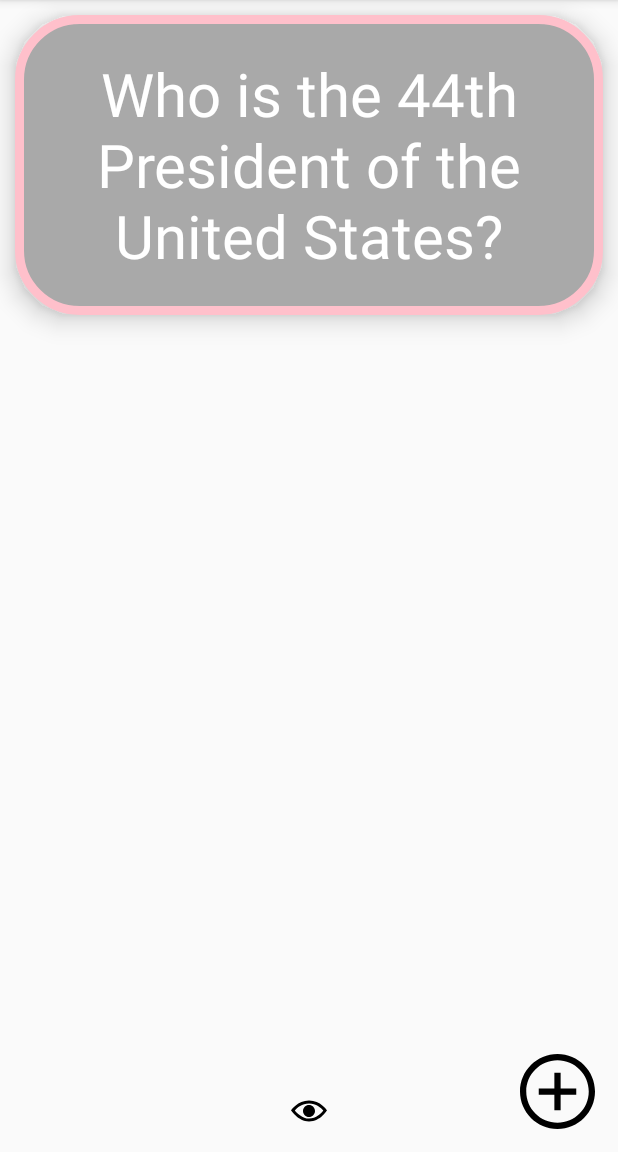
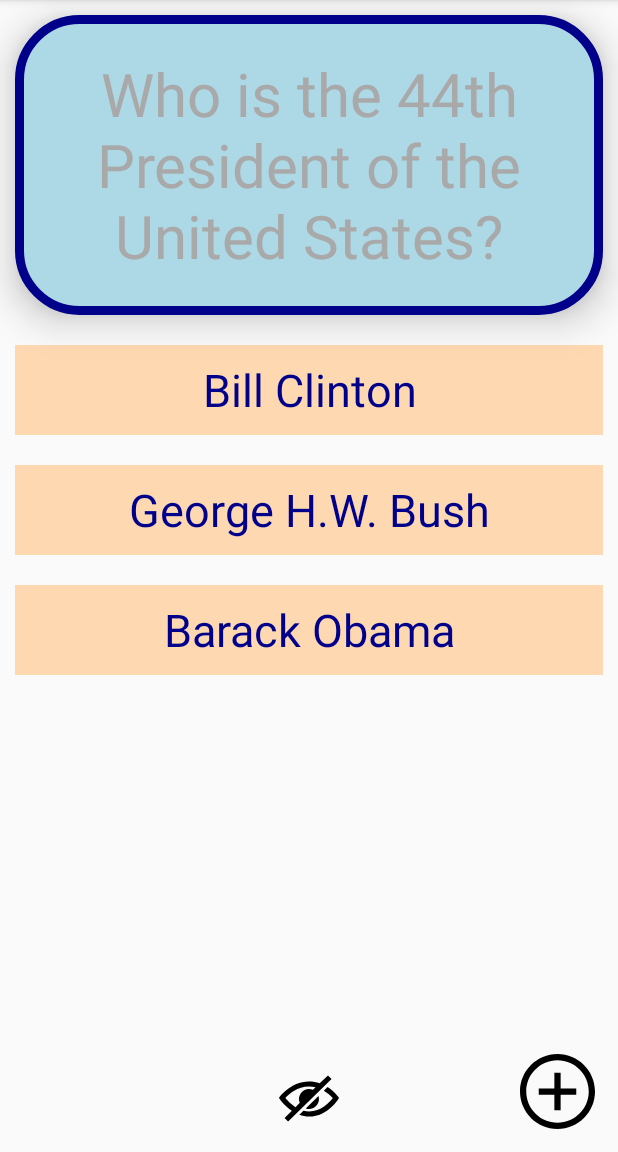
Before and after one commit to tanggrace/Flashcard, an Android app: the screen it shows after launch (MainActivity), on a phone screen of 412 x 824 dp, the part 84-1236 px from its top. Run offline under Robolectric (Android 15) with nearby library versions, the phone set to English and light mode, and no system bars.

Commit message:
Add selectable multiple choice answers beneath the card.

```diff
--- a/app/src/main/java/com/example/grace/flashcard/MainActivity.java
+++ b/app/src/main/java/com/example/grace/flashcard/MainActivity.java
@@ -3,6 +3,7 @@ package com.example.grace.flashcard;
 import android.content.Intent;
 import android.os.Bundle;
 import android.view.View;
+import android.widget.ImageView;
 import android.widget.TextView;
 
 import androidx.appcompat.app.AppCompatActivity;
@@ -10,6 +11,8 @@ import androidx.appcompat.app.AppCompatActivity;
 public class MainActivity extends AppCompatActivity {
 
     private static final int ADD_CARD_REQUEST_CODE = 100;
+
+    private static boolean isShowingAnswers;
 
     @Override
     protected void onCreate(Bundle savedInstanceState) {
@@ -32,7 +35,48 @@ public class MainActivity extends AppCompatActivity {
             }
         });
 
-        // eye visible/invisible stuff
+        findViewById(R.id.answer1).setOnClickListener(new View.OnClickListener() {
+            @Override
+            public void onClick(View v) {
+                findViewById(R.id.answer1).setBackgroundColor(getResources().getColor(R.color.salmon, null));
+                findViewById(R.id.answer3).setBackgroundColor(getResources().getColor(R.color.limeGreen, null));
+            }
+        });
+
+        findViewById(R.id.answer2).setOnClickListener(new View.OnClickListener() {
+            @Override
+            public void onClick(View v) {
+                findViewById(R.id.answer2).setBackgroundColor(getResources().getColor(R.color.salmon, null));
+                findViewById(R.id.answer3).setBackgroundColor(getResources().getColor(R.color.limeGreen, null));
+            }
+        });
+
+        findViewById(R.id.answer3).setOnClickListener(new View.OnClickListener() {
+            @Override
+            public void onClick(View v) {
+                findViewById(R.id.answer3).setBackgroundColor(getResources().getColor(R.color.limeGreen, null));
+            }
+        });
+
+        isShowingAnswers = true;
+        findViewById(R.id.toggle_choices_visibility).setOnClickListener(new View.OnClickListener() {
+            @Override
+            public void onClick(View v) {
+                if(isShowingAnswers) {
+                    ((ImageView) findViewById(R.id.toggle_choices_visibility)).setImageResource(R.drawable.show_icon);
+                    findViewById(R.id.answer1).setVisibility(View.INVISIBLE);
+                    findViewById(R.id.answer2).setVisibility(View.INVISIBLE);
+                    findViewById(R.id.answer3).setVisibility(View.INVISIBLE);
+                    isShowingAnswers = false;
+                } else {
+                    ((ImageView) findViewById(R.id.toggle_choices_visibility)).setImageResource(R.drawable.hide_icon);
+                    findViewById(R.id.answer1).setVisibility(View.VISIBLE);
+                    findViewById(R.id.answer2).setVisibility(View.VISIBLE);
+                    findViewById(R.id.answer3).setVisibility(View.VISIBLE);
+                    isShowingAnswers = true;
+                }
+            }
+        });
 
         findViewById(R.id.add_button).setOnClickListener(new View.OnClickListener() {
             @Override
--- a/app/src/main/res/drawable/card_background.xml
+++ b/app/src/main/res/drawable/card_background.xml
@@ -4,6 +4,6 @@
     <corners android:radius="40dp" />
     <stroke
         android:width="6dp"
-        android:color="@color/pink" />
-    <solid android:color="@color/darkGray" />
+        android:color="@color/darkBlue" />
+    <solid android:color="@color/lightBlue" />
 </shape>
--- a/app/src/main/res/drawable/card_background_rev.xml
+++ b/app/src/main/res/drawable/card_background_comp.xml
@@ -4,6 +4,6 @@
     <corners android:radius="40dp" />
     <stroke
         android:width="6dp"
-        android:color="@color/darkGray" />
-    <solid android:color="@color/pink" />
+        android:color="@color/lightBlue" />
+    <solid android:color="@color/darkBlue" />
 </shape>
--- a/app/src/main/res/layout/activity_add_card.xml
+++ b/app/src/main/res/layout/activity_add_card.xml
@@ -12,7 +12,7 @@
         android:layout_width="50dp"
         android:layout_height="50dp"
         android:layout_alignParentBottom="true"
-        android:layout_alignParentRight="true"
+        android:layout_alignParentEnd="true"
         android:layout_margin="15dp" />
 
     <EditText
@@ -36,7 +36,7 @@
         android:layout_width="50dp"
         android:layout_height="50dp"
         android:layout_alignParentBottom="true"
-        android:layout_alignParentLeft="true"
+        android:layout_alignParentStart="true"
         android:layout_margin="15dp" />
 
 </RelativeLayout>
--- a/app/src/main/res/layout/activity_main.xml
+++ b/app/src/main/res/layout/activity_main.xml
@@ -13,10 +13,10 @@
         android:layout_margin="10dp"
         android:textSize="40sp"
         android:gravity="center"
-        android:text="@string/question"
+        android:text="@string/flashcard_question"
         android:background="@drawable/card_background"
-        android:textColor="@color/white"
-        android:elevation="10dp" />
+        android:textColor="@color/darkGray"
+        android:elevation="15dp" />
 
     <TextView
         android:id="@+id/flashcard_answer"
@@ -25,29 +25,56 @@
         android:layout_margin="10dp"
         android:textSize="40sp"
         android:gravity="center"
-        android:text="@string/answer"
+        android:text="@string/flashcard_answer"
         android:visibility="invisible"
-        android:background="@drawable/card_background_rev"
-        android:textColor="@color/white"/>
+        android:background="@drawable/card_background_comp"
+        android:textColor="@color/darkGray"
+        android:elevation="15dp" />
+
+    <TextView
+        android:id="@+id/answer1"
+        android:layout_width="match_parent"
+        android:layout_height="60dp"
+        android:layout_margin="10dp"
+        android:layout_below="@id/flashcard_answer"
+        android:textSize="30sp"
+        android:gravity="center"
+        android:text="@string/answer1"
+        android:background="@color/lightOrange"
+        android:textColor="@color/darkBlue" />
+
+    <TextView
+        android:id="@+id/answer2"
+        android:layout_width="match_parent"
+        android:layout_height="60dp"
+        android:layout_margin="10dp"
+        android:layout_below="@id/answer1"
+        android:textSize="30sp"
+        android:gravity="center"
+        android:text="@string/answer2"
+        android:background="@color/lightOrange"
+        android:textColor="@color/darkBlue" />
+
+    <TextView
+        android:id="@+id/answer3"
+        android:layout_width="match_parent"
+        android:layout_height="60dp"
+        android:layout_margin="10dp"
+        android:layout_below="@id/answer2"
+        android:textSize="30sp"
+        android:gravity="center"
+        android:text="@string/answer3"
+        android:background="@color/lightOrange"
+        android:textColor="@color/darkBlue" />
 
     <ImageView
-        android:id="@+id/eye_visible_icon"
-        android:layout_width="wrap_content"
-        android:layout_height="wrap_content"
+        android:layout_width="40dp"
+        android:layout_height="40dp"
         android:layout_alignParentBottom="true"
         android:layout_centerHorizontal="true"
         android:layout_margin="15dp"
-        android:background="@drawable/ic_eye_visible" />
-
-    <ImageView
-        android:id="@+id/eye_invisible_icon"
-        android:layout_width="wrap_content"
-        android:layout_height="wrap_content"
-        android:layout_alignParentBottom="true"
-        android:layout_centerHorizontal="true"
-        android:layout_margin="15dp"
-        android:background="@drawable/ic_eye_invisible"
-        android:visibility="invisible" />
+        android:id="@+id/toggle_choices_visibility"
+        android:src="@drawable/hide_icon" />
 
     <ImageView
         android:id="@+id/add_button"
@@ -55,7 +82,7 @@
         android:layout_width="50dp"
         android:layout_height="50dp"
         android:layout_alignParentBottom="true"
-        android:layout_alignParentRight="true"
+        android:layout_alignParentEnd="true"
         android:layout_margin="15dp" />
 
 </RelativeLayout>
--- a/app/src/main/res/values/colors.xml
+++ b/app/src/main/res/values/colors.xml
@@ -3,7 +3,10 @@
     <color name="colorPrimary">#008577</color>
     <color name="colorPrimaryDark">#00574B</color>
     <color name="colorAccent">#D81B60</color>
-    <color name="pink">#FFC0CB</color>
+    <color name="lightBlue">#ADD8E6</color>
+    <color name="darkBlue">#00008B</color>
     <color name="darkGray">#A9A9A9</color>
-    <color name="white">#FFFFFF</color>
+    <color name="lightOrange">#FED8B1</color>
+    <color name="limeGreen">#32CD32</color>
+    <color name="salmon">#FA9072</color>
 </resources>
--- a/app/src/main/res/values/strings.xml
+++ b/app/src/main/res/values/strings.xml
@@ -1,5 +1,8 @@
 <resources>
     <string name="app_name">Flashcard</string>
-    <string name="question">Who is the 44th President of the United States?</string>
-    <string name="answer">Barack Obama</string>
+    <string name="flashcard_question">Who is the 44th President of the United States?</string>
+    <string name="flashcard_answer">Barack Obama</string>
+    <string name="answer1">Bill Clinton</string>
+    <string name="answer2">George H.W. Bush</string>
+    <string name="answer3">Barack Obama</string>
 </resources>
```
Also changed, not shown: app/src/main/res/drawable/hide_icon.xml (renamed from app/src/main/res/drawable/ic_eye_invisible.xml), app/src/main/res/drawable/show_icon.xml (renamed from app/src/main/res/drawable/ic_eye_visible.xml).
